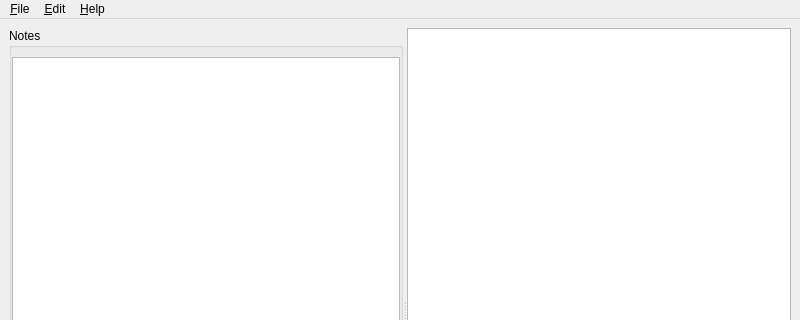
First picture: the form in src/desktop/ui/MainWindow.ui, repository akb825/NoteVault, before the edit; both pictures show x 0 to 800 and y 0 to 320 of the 800 by 600 pixel window.
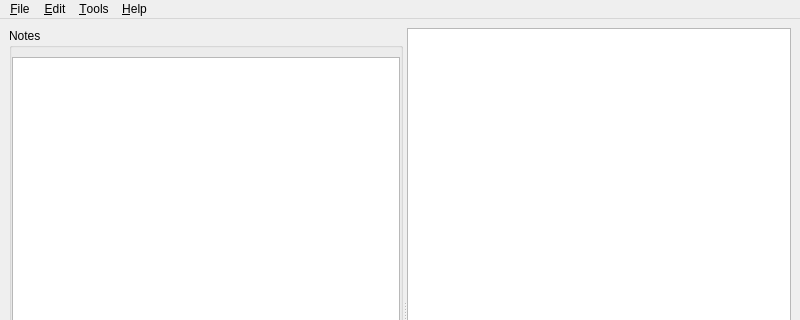
Second picture: the form after the edit. Icons and pictures are not drawn.

```diff
--- a/src/desktop/ui/MainWindow.ui
+++ b/src/desktop/ui/MainWindow.ui
@@ -81,7 +81,7 @@
      <x>0</x>
      <y>0</y>
      <width>800</width>
-     <height>19</height>
+     <height>26</height>
     </rect>
    </property>
    <widget class="QMenu" name="menuFile">
@@ -119,8 +119,15 @@
     </property>
     <addaction name="actionAbout"/>
    </widget>
+   <widget class="QMenu" name="menuTools">
+    <property name="title">
+     <string>&amp;Tools</string>
+    </property>
+    <addaction name="actionPasswordGenerator"/>
+   </widget>
    <addaction name="menuFile"/>
    <addaction name="menuEdit"/>
+   <addaction name="menuTools"/>
    <addaction name="menuHelp"/>
   </widget>
   <action name="actionNew">
```
Left out of the diff: 13 changed lines with no effect on the pictures.
